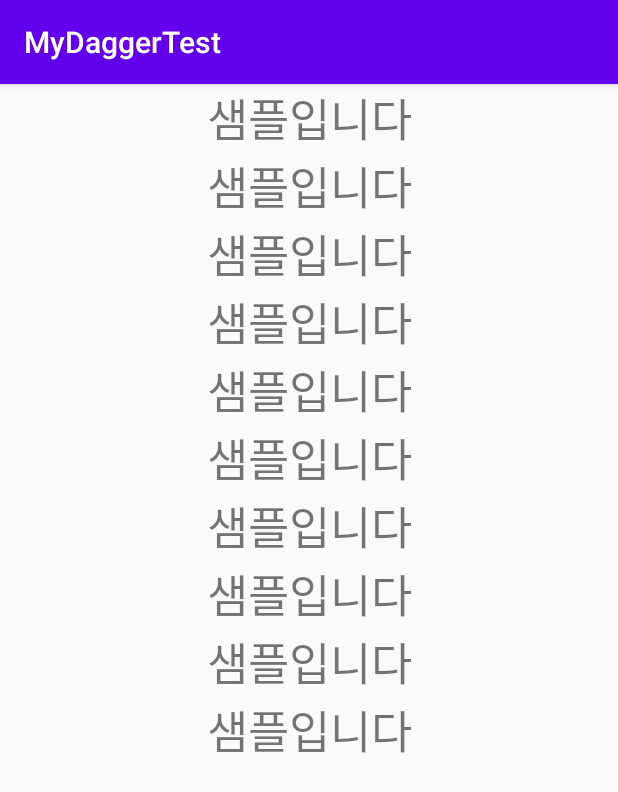
After one commit to boidmy/DaggerSimpleEx, an Android app: the SampleRecyclerActivitiy screen opened directly, with no data from a screen before it, on a phone screen of 412 x 824 dp. The commit adds this screen. Shown: the top 792 px of the screen. Run offline under Robolectric (Android 15) with nearby library versions, the phone set to English and light mode, and no system bars; our stand-ins replace Dagger/Hilt's generated code.

Commit message:
recyclerview Dagger 예제 작업중

```diff
--- a/app/src/main/AndroidManifest.xml
+++ b/app/src/main/AndroidManifest.xml
@@ -21,6 +21,7 @@
         </activity>
 
         <activity android:name=".burger.BuggerDaggerActivity"/>
+        <activity android:name=".recyclerview.SampleRecyclerActivitiy"/>
     </application>
 
 </manifest>
--- a/app/src/main/java/com/example/mydaggertest/burger/BuggerDaggerActivity.kt
+++ b/app/src/main/java/com/example/mydaggertest/burger/BuggerDaggerActivity.kt
@@ -17,7 +17,6 @@ class BuggerDaggerActivity : AppCompatActivity() {
         super.onCreate(savedInstanceState)
         setContentView(R.layout.activity_burger_sample)
 
-        DaggerBurgerComponent.create()
         val component: BurgerComponent = DaggerBurgerComponent.create()
         component.inject(this)
 
--- /dev/null
+++ b/app/src/main/java/com/example/mydaggertest/recyclerview/SampleRecyclerActivitiy.kt
@@ -0,0 +1,53 @@
+package com.example.mydaggertest.recyclerview
+
+import android.os.Bundle
+import android.view.LayoutInflater
+import android.view.View
+import android.view.ViewGroup
+import androidx.appcompat.app.AppCompatActivity
+import androidx.recyclerview.widget.LinearLayoutManager
+import androidx.recyclerview.widget.RecyclerView
+import com.example.mydaggertest.R
+import com.example.mydaggertest.recyclerview.component.DaggerRecyclerComponent
+import kotlinx.android.synthetic.main.activity_recycler_sample.*
+import javax.inject.Inject
+
+class SampleRecyclerActivitiy : AppCompatActivity() {
+
+    @Inject
+    lateinit var sampleAdapter: SampleAdapter
+
+    override fun onCreate(savedInstanceState: Bundle?) {
+        super.onCreate(savedInstanceState)
+        setContentView(R.layout.activity_recycler_sample)
+
+        DaggerRecyclerComponent.create().inject(this) //대거 주입
+
+        sample_rv.layoutManager = LinearLayoutManager(this
+            , LinearLayoutManager.VERTICAL, false)
+        sample_rv.adapter = sampleAdapter
+    }
+}
+
+class SampleAdapter : RecyclerView.Adapter<SampleAdapter.SampleViewHolder>() {
+
+    override fun onCreateViewHolder(parent: ViewGroup, viewType: Int): SampleViewHolder {
+        return SampleViewHolder(LayoutInflater.from(parent.context)
+            .inflate(R.layout.sample_rv_item, parent, false))
+    }
+
+    override fun getItemCount(): Int {
+        return 10
+    }
+
+    override fun onBindViewHolder(holder: SampleViewHolder, position: Int) {
+        holder.bindView()
+    }
+
+    inner class SampleViewHolder(itemView: View) : RecyclerView.ViewHolder(itemView) {
+
+        fun bindView() {
+
+        }
+    }
+}
--- /dev/null
+++ b/app/src/main/java/com/example/mydaggertest/recyclerview/module/RecyclerModule.kt
@@ -0,0 +1,19 @@
+package com.example.mydaggertest.recyclerview.module
+
+import com.example.mydaggertest.recyclerview.SampleAdapter
+import dagger.Module
+import dagger.Provides
+
+@Module
+class RecyclerModule {
+
+    /*@Provides
+    fun provideAdapter(adapter: SampleAdapter) : SampleAdapter {
+        return adapter
+    }*/
+
+    @Provides
+    fun provideAdapter() : SampleAdapter {
+        return SampleAdapter()
+    }
+}
--- /dev/null
+++ b/app/src/main/res/layout/activity_recycler_sample.xml
@@ -0,0 +1,13 @@
+<?xml version="1.0" encoding="utf-8"?>
+<androidx.constraintlayout.widget.ConstraintLayout xmlns:android="http://schemas.android.com/apk/res/android"
+    android:layout_width="match_parent"
+    android:layout_height="match_parent"
+    xmlns:app="http://schemas.android.com/apk/res-auto">
+
+    <androidx.recyclerview.widget.RecyclerView
+        android:id="@+id/sample_rv"
+        android:layout_width="match_parent"
+        android:layout_height="wrap_content"
+        app:layout_constraintTop_toTopOf="parent"/>
+
+</androidx.constraintlayout.widget.ConstraintLayout>
--- /dev/null
+++ b/app/src/main/res/layout/sample_rv_item.xml
@@ -0,0 +1,14 @@
+<?xml version="1.0" encoding="utf-8"?>
+<androidx.constraintlayout.widget.ConstraintLayout xmlns:android="http://schemas.android.com/apk/res/android"
+    android:layout_width="match_parent"
+    android:layout_height="wrap_content"
+    xmlns:app="http://schemas.android.com/apk/res-auto">
+
+    <TextView
+        android:layout_width="match_parent"
+        android:layout_height="wrap_content"
+        android:text="샘플입니다"
+        android:textSize="30dp"
+        android:gravity="center"
+        app:layout_constraintTop_toTopOf="parent"/>
+</androidx.constraintlayout.widget.ConstraintLayout>
```
Also changed, not shown: app/src/main/java/com/example/mydaggertest/MainActivity.kt (+16 -7 lines), app/src/main/java/com/example/mydaggertest/recyclerview/component/RecyclerComponent.kt (added, +11 -0 lines).
